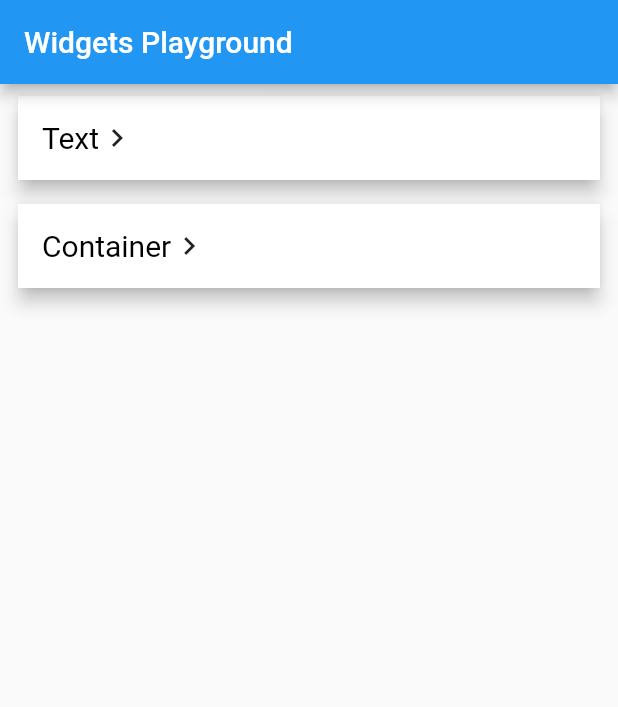
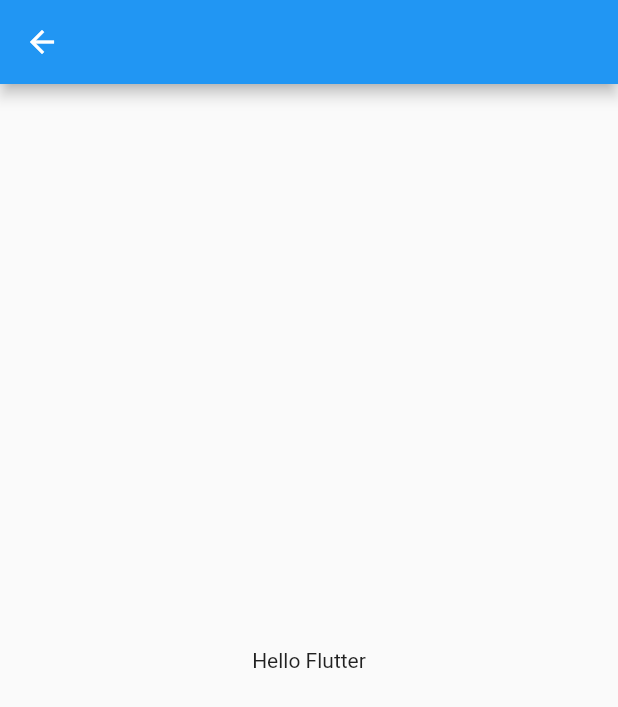
Before and after one commit to PoojaB26/FlutterBasicWidgets, a Flutter app: the screen it shows after launch, after a tap on "Text", on a phone screen of 412 x 824 dp. Shown: the top 707 px of the screen. Run offline on Flutter 3.47's test engine with Material 2 defaults, Android fonts, the light colour scheme and no system bars.

Commit message:
Added examples to Text

```diff
--- a/lib/main.dart
+++ b/lib/main.dart
@@ -1,6 +1,6 @@
 import 'package:flutter/material.dart';
 import 'container_widget.dart';
-
+import 'text_widget.dart';
 
 
 void main() => runApp(new MyApp());
@@ -16,7 +16,7 @@
       ),
       home: new HomePage(),
       routes: <String, WidgetBuilder>{
-        //'text':
+        'Text': (BuildContext context) => TextWidget(),
         'Container' : (BuildContext context) => ContainerWidget(),
       },
     );
--- /dev/null
+++ b/lib/text_widget.dart
@@ -0,0 +1,34 @@
+import 'package:flutter/material.dart';
+
+class TextWidget extends StatelessWidget {
+  @override
+  Widget build(BuildContext context) {
+    return Scaffold(
+      appBar: AppBar(),
+      body: Center(
+        child: Text(
+          "Hello Flutter",
+        ),
+      ),
+    );
+  }
+}
+
+/*
+* Text(
+          "Hello Flutter It is Awesome WOW",
+          textAlign: TextAlign.right,
+          textDirection: TextDirection.ltr,
+          overflow: TextOverflow.ellipsis,
+          maxLines: 2,
+          style: TextStyle(
+              color: Colors.black,
+              fontSize: 50.0,
+              fontWeight: FontWeight.w200,
+              letterSpacing: 2.0,
+              wordSpacing: 40.0,
+              decoration: TextDecoration.overline,
+              decorationStyle: TextDecorationStyle.wavy),
+        ),
+*
+* */
```
